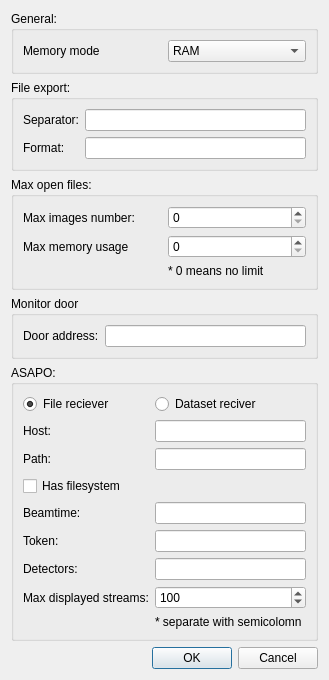
First picture: the form in src/uis/settings.ui, repository yamedvedya/data_viewer, before the edit.
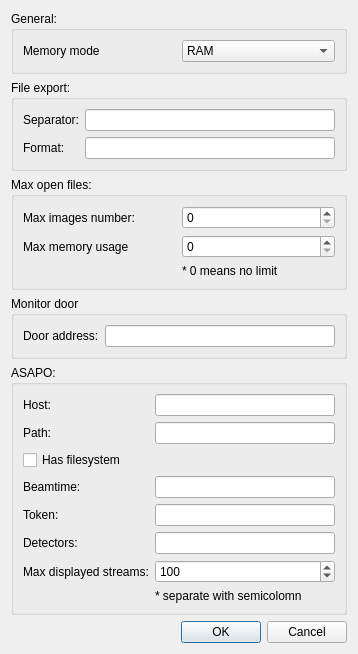
Second picture: the form after the edit.

Patch:
```diff
--- a/src/uis/settings.ui
+++ b/src/uis/settings.ui
@@ -6,8 +6,8 @@
    <rect>
     <x>0</x>
     <y>0</y>
-    <width>329</width>
-    <height>608</height>
+    <width>358</width>
+    <height>628</height>
    </rect>
   </property>
   <property name="windowTitle">
@@ -148,61 +148,61 @@
       <string>ASAPO:</string>
      </property>
      <layout class="QGridLayout" name="gridLayout_3">
-      <item row="5" column="0">
+      <item row="4" column="0">
        <widget class="QLabel" name="label_7">
         <property name="text">
          <string>Token:</string>
         </property>
        </widget>
       </item>
-      <item row="4" column="0">
+      <item row="3" column="0">
        <widget class="QLabel" name="label_6">
         <property name="text">
          <string>Beamtime:</string>
         </property>
        </widget>
       </item>
-      <item row="8" column="1">
+      <item row="7" column="1">
        <widget class="QLabel" name="label_9">
         <property name="text">
          <string>* separate with semicolomn</string>
         </property>
        </widget>
       </item>
-      <item row="4" column="1">
+      <item row="3" column="1">
        <widget class="QLineEdit" name="le_beamtime"/>
       </item>
-      <item row="1" column="0">
+      <item row="0" column="0">
        <widget class="QLabel" name="label_5">
         <property name="text">
          <string>Host:</string>
         </property>
        </widget>
       </item>
-      <item row="1" column="1">
+      <item row="0" column="1">
        <widget class="QLineEdit" name="le_host"/>
       </item>
-      <item row="6" column="1">
+      <item row="5" column="1">
        <widget class="QLineEdit" name="le_detectors"/>
       </item>
-      <item row="6" column="0">
+      <item row="5" column="0">
        <widget class="QLabel" name="label_8">
         <property name="text">
          <string>Detectors:</string>
         </property>
        </widget>
       </item>
-      <item row="5" column="1">
+      <item row="4" column="1">
        <widget class="QLineEdit" name="le_token"/>
       </item>
-      <item row="7" column="0">
+      <item row="6" column="0">
        <widget class="QLabel" name="label_12">
         <property name="text">
          <string>Max displayed streams:</string>
         </property>
        </widget>
       </item>
-      <item row="7" column="1">
+      <item row="6" column="1">
        <widget class="QSpinBox" name="sp_max_streams">
         <property name="maximum">
          <number>100000</number>
@@ -212,17 +212,17 @@
         </property>
        </widget>
       </item>
-      <item row="2" column="1">
+      <item row="1" column="1">
        <widget class="QLineEdit" name="le_path"/>
       </item>
-      <item row="3" column="0">
+      <item row="2" column="0">
        <widget class="QCheckBox" name="chk_filesystem">
         <property name="text">
          <string>Has filesystem</string>
         </property>
        </widget>
       </item>
-      <item row="2" column="0">
+      <item row="1" column="0">
        <widget class="QLabel" name="label_13">
         <property name="frameShape">
          <enum>QFrame::NoFrame</enum>
@@ -232,29 +232,6 @@
         </property>
        </widget>
       </item>
-      <item row="0" column="0">
-       <widget class="QRadioButton" name="but_mode_file">
-        <property name="text">
-         <string>File reciever</string>
-        </property>
-        <property name="checked">
-         <bool>true</bool>
-        </property>
-        <attribute name="buttonGroup">
-         <string notr="true">bg_mode</string>
-        </attribute>
-       </widget>
-      </item>
-      <item row="0" column="1">
-       <widget class="QRadioButton" name="but_mode_dataset">
-        <property name="text">
-         <string>Dataset reciver</string>
-        </property>
-        <attribute name="buttonGroup">
-         <string notr="true">bg_mode</string>
-        </attribute>
-       </widget>
-      </item>
      </layout>
     </widget>
    </item>
```
